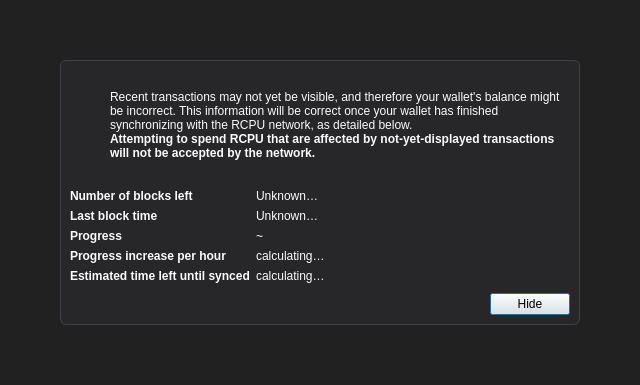
This is src/qt/forms/modaloverlay.ui in btcrcpu-max/rcpu as Qt 5 draws it before an edit. The edited form follows.
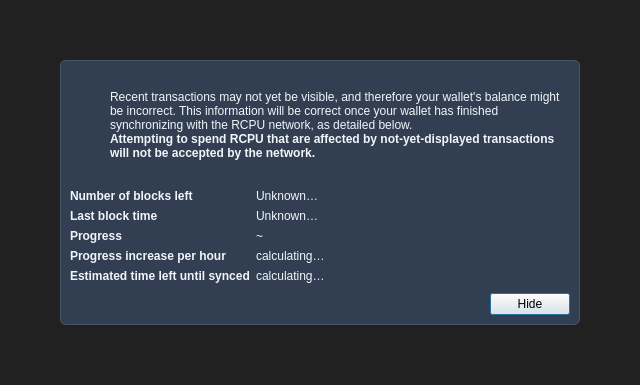
This is the edited form. Icons and pictures are not drawn.

Commit message:
qt: change dark theme from orange to blue, window title to RCPU
- Switch dark theme accent from orange (#f97316) to sky blue (#38bdf4)
- Update all dependent colors: backgrounds, cards, borders, text
- Change window title bar and splash screen title from lowercase 'rcpu' to uppercase 'RCPU'

RCPU

What changed in the file:
```diff
--- a/src/qt/forms/modaloverlay.ui
+++ b/src/qt/forms/modaloverlay.ui
@@ -50,9 +50,9 @@
       <item>
        <widget class="QWidget" name="contentWidget" native="true">
         <property name="styleSheet">
-<string notr="true">#contentWidget { background: rgba(39,39,42,240); border: 1px solid #3f3f46; border-radius: 6px; }
+<string notr="true">#contentWidget { background: rgba(51,65,85,240); border: 1px solid #475569; border-radius: 6px; }
 
-QLabel { color: #fafafa;  }</string>
+QLabel { color: #f1f5f9;  }</string>
         </property>
         <layout class="QVBoxLayout" name="verticalLayoutSub" stretch="1,0,0,0">
          <property name="spacing">
```
The commit also changes 4 other files.
